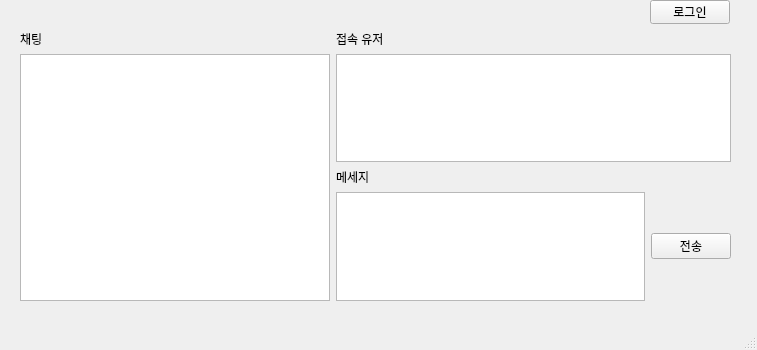
The window that mainwindow.ui (Goseongcheol/QtcpClient) describes before a commit, drawn with Qt 5.
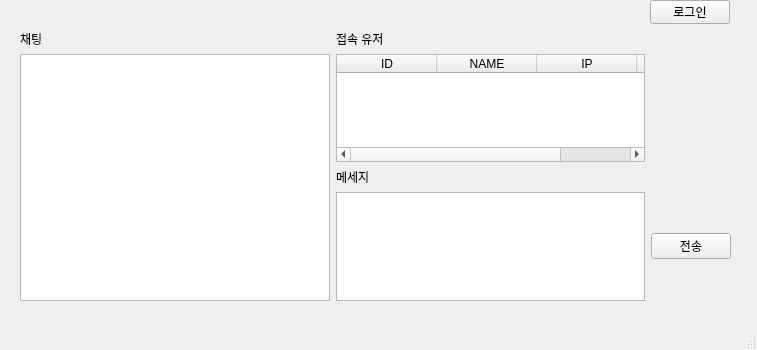
The same window after the commit.

Commit message: PROTOCOL - CHAT,CONNECT

What changed in the file:
```diff
--- a/mainwindow.ui
+++ b/mainwindow.ui
@@ -58,8 +58,29 @@
        </property>
       </widget>
      </item>
-     <item row="1" column="1" colspan="2">
-      <widget class="QTextEdit" name="textEdit_2"/>
+     <item row="1" column="1">
+      <widget class="QTableWidget" name="userTableWidget">
+       <column>
+        <property name="text">
+         <string>ID</string>
+        </property>
+       </column>
+       <column>
+        <property name="text">
+         <string>NAME</string>
+        </property>
+       </column>
+       <column>
+        <property name="text">
+         <string>IP</string>
+        </property>
+       </column>
+       <column>
+        <property name="text">
+         <string>PORT</string>
+        </property>
+       </column>
+      </widget>
      </item>
     </layout>
    </widget>
```
Left out of the diff: 2 changed lines with no effect on the pictures. The commit also changes 2 other files.
